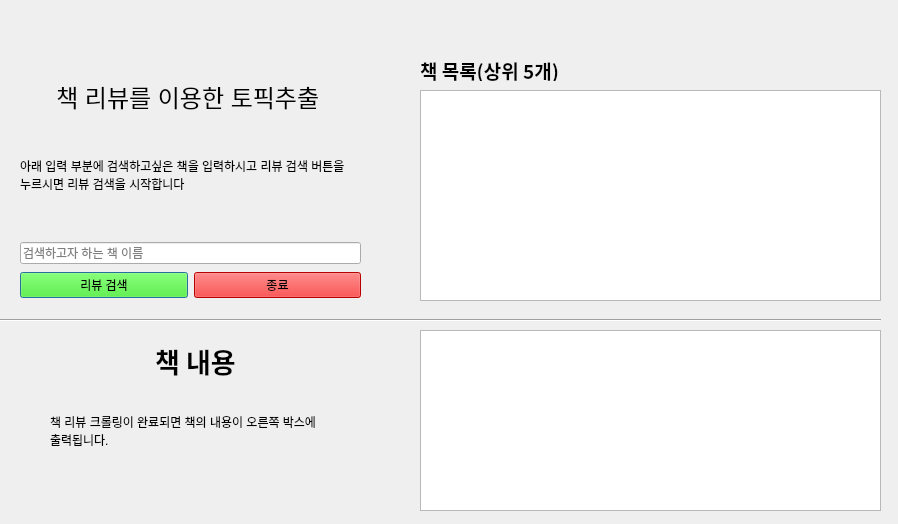
Qt form gui.ui (hakyoung0926/CapstoneLDA) before a commit.
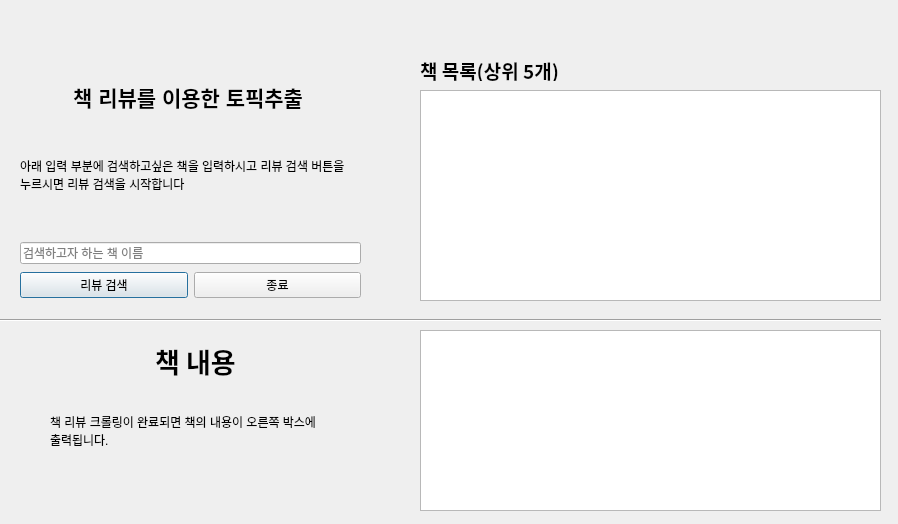
The same form after that commit.

```diff
--- a/gui.ui
+++ b/gui.ui
@@ -45,7 +45,7 @@
        <widget class="QPushButton" name="search_btn">
         <property name="styleSheet">
          <string notr="true">font: 10pt &quot;Agency FB&quot;;
-background-color: rgb(46, 255, 0);</string>
+</string>
         </property>
         <property name="text">
          <string>리뷰 검색</string>
@@ -58,8 +58,7 @@
          <bool>false</bool>
         </property>
         <property name="styleSheet">
-         <string notr="true">background-color: rgb(255, 0, 0);
-font: 10pt &quot;Agency FB&quot;;</string>
+         <string notr="true">font: 10pt &quot;Agency FB&quot;;</string>
         </property>
         <property name="text">
          <string>종료</string>
@@ -85,9 +84,9 @@
       <property name="font">
        <font>
         <family>Arial</family>
-        <pointsize>18</pointsize>
-        <weight>50</weight>
-        <bold>false</bold>
+        <pointsize>16</pointsize>
+        <weight>75</weight>
+        <bold>true</bold>
        </font>
       </property>
       <property name="text">
```
